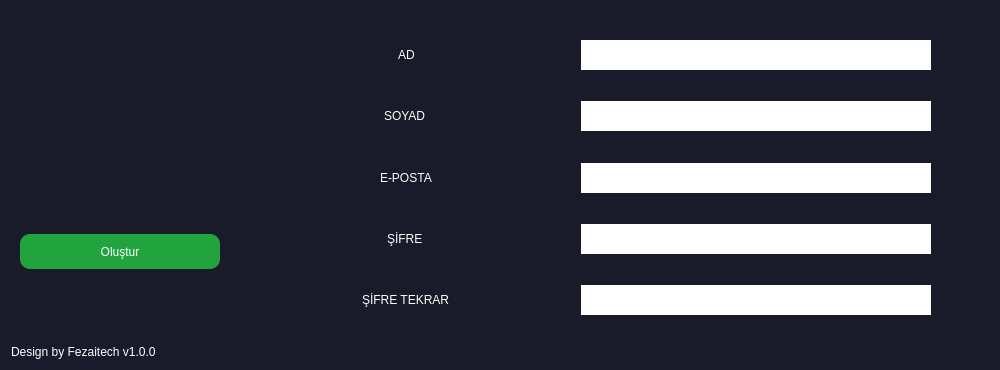
This is UI/ui_register.ui in Hamza-Bayar-2/TaskJam as Qt 5 draws it before an edit. The edited form follows.
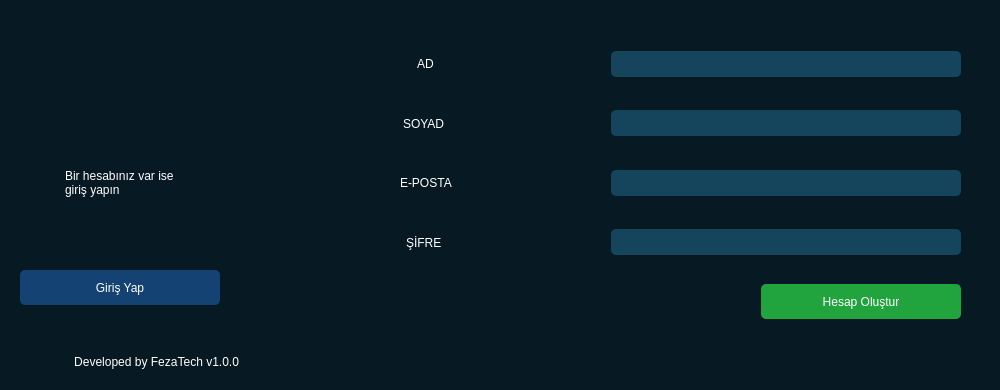
This is the edited form. Icons and pictures are not drawn.

The edit to the form file:
```diff
--- a/UI/ui_register.ui
+++ b/UI/ui_register.ui
@@ -7,29 +7,31 @@
     <x>0</x>
     <y>0</y>
     <width>1000</width>
-    <height>370</height>
+    <height>390</height>
    </rect>
   </property>
   <property name="minimumSize">
    <size>
     <width>1000</width>
-    <height>370</height>
+    <height>390</height>
    </size>
   </property>
   <property name="maximumSize">
    <size>
     <width>1000</width>
-    <height>370</height>
+    <height>390</height>
    </size>
   </property>
   <property name="windowTitle">
    <string>Dialog</string>
   </property>
   <property name="styleSheet">
-   <string notr="true">	background-color: rgb(25, 27, 42);
+   <string notr="true">*{
+background-color: rgb(7, 26, 35);
 color: rgb(255, 255, 255);
 border : none ;
-</string>
+font: 11pt &quot;Montserrat&quot;;
+}</string>
   </property>
   <layout class="QHBoxLayout" name="horizontalLayout_10">
    <item>
@@ -51,10 +53,10 @@
        <number>0</number>
       </property>
       <property name="rightMargin">
-       <number>0</number>
+       <number>10</number>
       </property>
       <property name="bottomMargin">
-       <number>0</number>
+       <number>10</number>
       </property>
       <item alignment="Qt::AlignRight">
        <widget class="QPushButton" name="exit_btn">
@@ -112,6 +114,9 @@
             <enum>QFrame::Raised</enum>
            </property>
            <layout class="QVBoxLayout" name="verticalLayout">
+            <property name="spacing">
+             <number>15</number>
+            </property>
             <item>
              <widget class="QLabel" name="logo_label">
               <property name="sizePolicy">
@@ -120,6 +125,12 @@
                 <verstretch>0</verstretch>
                </sizepolicy>
               </property>
+              <property name="maximumSize">
+               <size>
+                <width>270</width>
+                <height>90</height>
+               </size>
+              </property>
               <property name="text">
                <string/>
               </property>
@@ -146,8 +157,16 @@
               </property>
              </widget>
             </item>
+            <item alignment="Qt::AlignHCenter">
+             <widget class="QLabel" name="label">
+              <property name="text">
+               <string>Bir hesabınız var ise
+giriş yapın</string>
+              </property>
+             </widget>
+            </item>
             <item alignment="Qt::AlignHCenter|Qt::AlignVCenter">
-             <widget class="QPushButton" name="create_btn">
+             <widget class="QPushButton" name="login_open_btn">
               <property name="minimumSize">
                <size>
                 <width>200</width>
@@ -161,12 +180,17 @@
                </size>
               </property>
               <property name="styleSheet">
-               <string notr="true">background-color: rgb(33, 164, 62);
-border-radius : 10px ;
-font: 14pt &quot;MS Shell Dlg 2&quot;;</string>
+               <string notr="true">QPushButton{
+background-color: rgb(20, 66, 114);
+border-radius : 5px ;
+font: 600 12pt &quot;Montserrat&quot;;
+}
+:hover{
+background-color: rgb(9, 33, 44);
+}</string>
               </property>
               <property name="text">
-               <string>Oluştur</string>
+               <string>Giriş Yap</string>
               </property>
              </widget>
             </item>
@@ -177,16 +201,15 @@
           <widget class="QFrame" name="main_form_frame">
            <property name="styleSheet">
             <string notr="true">QLineEdit{
-background-color: rgb(255, 255, 255);
-color: rgb(0, 0, 0);
-width: 20px;
-height: 30px;
-font: 75 16pt &quot;MS Shell Dlg 2&quot;;
+border-radius : 5px;
+background-color: rgb(20, 69, 93);
+color:rgb(255, 255, 255);
+padding:5px;
+	font: 14pt &quot;Montserrat&quot;;
 }
 QLabel{
 font:45 14pt &quot;MS Shell Dlg 2&quot;;
 text-align: center;
-
 }</string>
            </property>
            <property name="frameShape">
@@ -199,19 +222,7 @@
             <property name="spacing">
              <number>0</number>
             </property>
-            <property name="leftMargin">
-             <number>0</number>
-            </property>
-            <property name="topMargin">
-             <number>0</number>
-            </property>
-            <property name="rightMargin">
-             <number>49</number>
-            </property>
-            <property name="bottomMargin">
-             <number>0</number>
-            </property>
-            <item alignment="Qt::AlignVCenter">
+            <item>
              <widget class="QFrame" name="name_frame">
               <property name="frameShape">
                <enum>QFrame::StyledPanel</enum>
@@ -238,6 +249,9 @@
                    <height>16777215</height>
                   </size>
                  </property>
+                 <property name="styleSheet">
+                  <string notr="true"/>
+                 </property>
                  <property name="text">
                   <string/>
                  </property>
@@ -246,7 +260,7 @@
               </layout>
              </widget>
             </item>
-            <item alignment="Qt::AlignVCenter">
+            <item>
              <widget class="QFrame" name="surname_frame">
               <property name="frameShape">
                <enum>QFrame::StyledPanel</enum>
@@ -284,7 +298,7 @@
               </layout>
              </widget>
             </item>
-            <item alignment="Qt::AlignVCenter">
+            <item>
              <widget class="QFrame" name="eposta_frame">
               <property name="frameShape">
                <enum>QFrame::StyledPanel</enum>
@@ -316,7 +330,7 @@
               </layout>
              </widget>
             </item>
-            <item alignment="Qt::AlignVCenter">
+            <item>
              <widget class="QFrame" name="password_frame">
               <property name="frameShape">
                <enum>QFrame::StyledPanel</enum>
@@ -351,41 +365,41 @@
               </layout>
              </widget>
             </item>
-            <item alignment="Qt::AlignVCenter">
-             <widget class="QFrame" name="repassword_frame">
+            <item>
+             <widget class="QFrame" name="frame_3">
               <property name="frameShape">
                <enum>QFrame::StyledPanel</enum>
               </property>
               <property name="frameShadow">
                <enum>QFrame::Raised</enum>
               </property>
-              <layout class="QHBoxLayout" name="horizontalLayout_9">
-               <property name="leftMargin">
-                <number>9</number>
-               </property>
-               <property name="topMargin">
-                <number>9</number>
-               </property>
-               <property name="bottomMargin">
-                <number>9</number>
-               </property>
-               <item alignment="Qt::AlignHCenter|Qt::AlignVCenter">
-                <widget class="QLabel" name="repassword_label">
-                 <property name="text">
-                  <string>ŞİFRE TEKRAR</string>
+              <layout class="QHBoxLayout" name="horizontalLayout_6">
+               <item alignment="Qt::AlignRight">
+                <widget class="QPushButton" name="create_btn">
+                 <property name="minimumSize">
+                  <size>
+                   <width>200</width>
+                   <height>35</height>
+                  </size>
                  </property>
-                </widget>
-               </item>
-               <item>
-                <widget class="QLineEdit" name="repassword_lineedit">
                  <property name="maximumSize">
                   <size>
-                   <width>350</width>
+                   <width>15</width>
                    <height>16777215</height>
                   </size>
                  </property>
+                 <property name="styleSheet">
+                  <string notr="true">QPushButton{
+background-color: rgb(33, 164, 62);
+border-radius : 5px ;
+font: 600 12pt &quot;Montserrat&quot;;
+}
+:hover{
+background-color: rgb(25, 126, 47);
+}</string>
+                 </property>
                  <property name="text">
-                  <string/>
+                  <string>Hesap Oluştur</string>
                  </property>
                 </widget>
                </item>
@@ -423,7 +437,7 @@
          </sizepolicy>
         </property>
         <property name="text">
-         <string>Design by Fezaitech v1.0.0</string>
+         <string>                   Developed by FezaTech v1.0.0</string>
         </property>
        </widget>
       </item>
```
Left out of the diff: 4 changed lines with no effect on the pictures.
